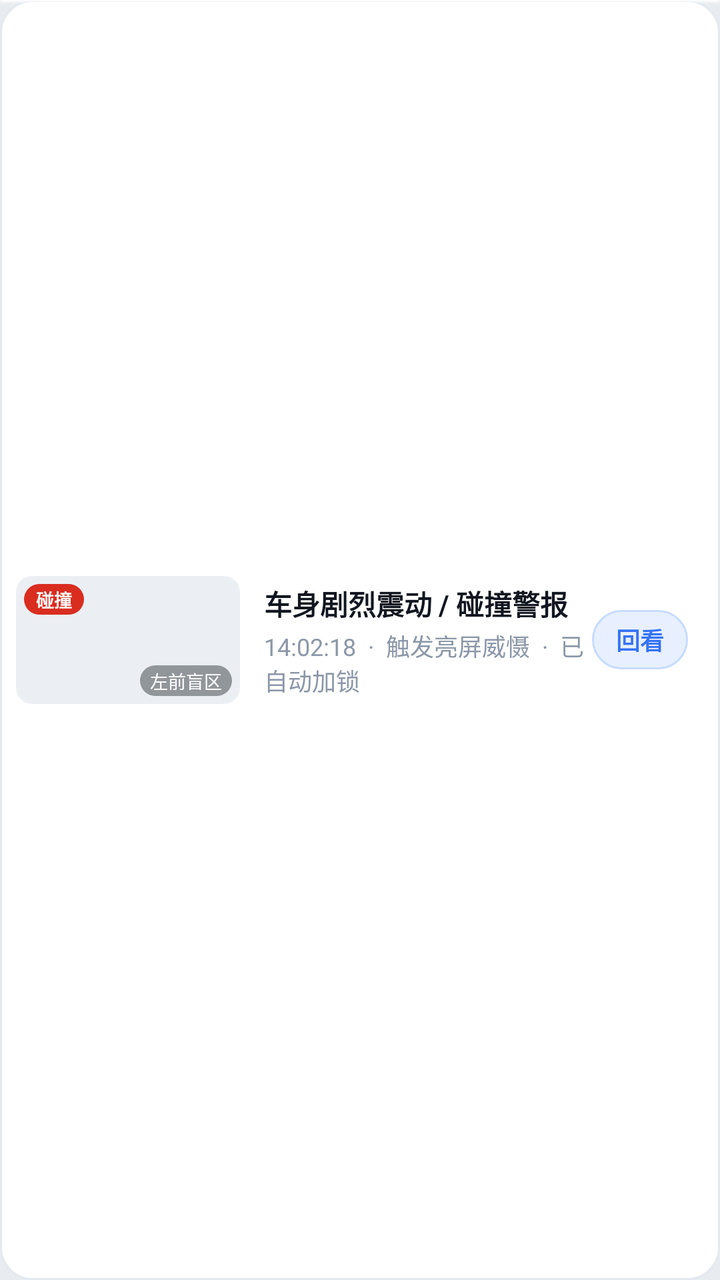
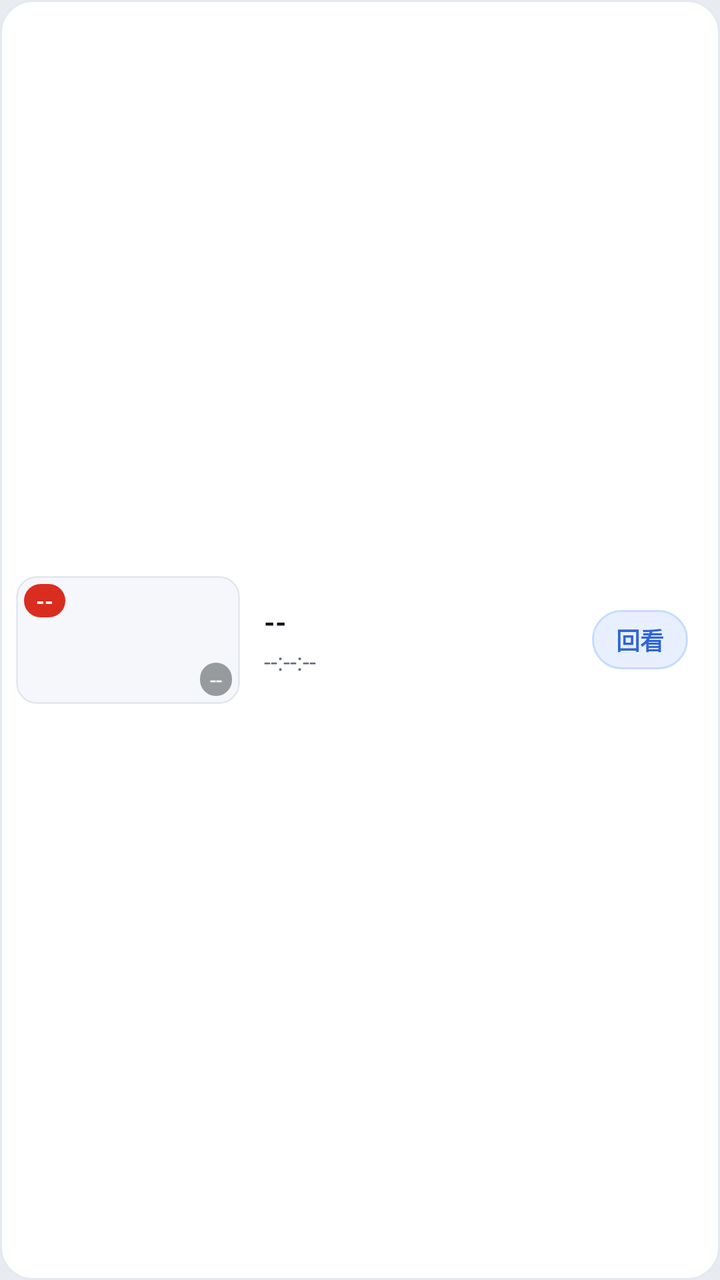

The first picture is an Android layout as it rendered before a commit; the second is the same layout after the commit. The layout source and the unified diff follow.
<!-- AndroidManifest.xml: application theme Theme.Sophon -->
<!-- res/layout/item_sentry_event_card.xml -->
<?xml version="1.0" encoding="utf-8"?>
<LinearLayout xmlns:android="http://schemas.android.com/apk/res/android"
    android:layout_width="match_parent"
    android:layout_height="wrap_content"
    android:layout_marginHorizontal="@dimen/sp_s_12"
    android:layout_marginVertical="@dimen/sp_s_4"
    android:background="@drawable/sp_bg_card"
    android:clickable="true"
    android:focusable="true"
    android:gravity="center_vertical"
    android:orientation="horizontal"
    android:padding="@dimen/sp_s_8">

    
    <FrameLayout
        android:layout_width="112dp"
        android:layout_height="64dp"
        android:background="@drawable/sp_bg_chip"
        android:clipToOutline="true">

        <ImageView
            android:id="@+id/iv_sentry_thumb"
            android:layout_width="match_parent"
            android:layout_height="match_parent"
            android:scaleType="centerCrop" />

        
        <TextView
            android:id="@+id/tv_sentry_badge"
            android:layout_width="wrap_content"
            android:layout_height="wrap_content"
            android:layout_gravity="start|top"
            android:layout_margin="4dp"
            android:background="@drawable/sp_bg_pill"
            android:backgroundTint="@color/sp_dg"
            android:paddingHorizontal="6dp"
            android:paddingVertical="1dp"
            android:text="碰撞"
            android:textColor="#FFFFFFFF"
            android:textSize="9sp"
            android:textStyle="bold" />

        
        <TextView
            android:id="@+id/tv_sentry_cam_tag"
            android:layout_width="wrap_content"
            android:layout_height="wrap_content"
            android:layout_gravity="bottom|end"
            android:layout_margin="4dp"
            android:background="@drawable/sp_bg_osd_chip"
            android:paddingHorizontal="5dp"
            android:paddingVertical="1dp"
            android:text="左前盲区"
            android:textColor="@color/sp_osd_tx"
            android:textSize="9sp" />
    </FrameLayout>

    
    <LinearLayout
        android:layout_width="0dp"
        android:layout_height="wrap_content"
        android:layout_marginStart="@dimen/sp_s_12"
        android:layout_weight="1"
        android:orientation="vertical">

        <TextView
            android:id="@+id/tv_sentry_title"
            android:layout_width="wrap_content"
            android:layout_height="wrap_content"
            android:ellipsize="end"
            android:maxLines="1"
            android:text="车身剧烈震动 / 碰撞警报"
            android:textColor="@color/sp_tx"
            android:textSize="@dimen/sp_t_body"
            android:textStyle="bold" />

        <TextView
            android:id="@+id/tv_sentry_details"
            android:layout_width="wrap_content"
            android:layout_height="wrap_content"
            android:layout_marginTop="2dp"
            android:text="14:02:18  ·  触发亮屏威慑  ·  已自动加锁"
            android:textColor="@color/sp_tx3"
            android:textSize="@dimen/sp_t_caption" />
    </LinearLayout>

    <TextView
        android:id="@+id/btn_sentry_view_clip"
        android:layout_width="wrap_content"
        android:layout_height="wrap_content"
        android:layout_marginEnd="@dimen/sp_s_8"
        android:background="@drawable/sp_bg_pill_accent"
        android:paddingHorizontal="@dimen/sp_s_12"
        android:paddingVertical="@dimen/sp_s_6"
        android:text="回看"
        android:textColor="@color/sp_ac"
        android:textSize="@dimen/sp_t_caption"
        android:textStyle="bold" />

</LinearLayout>
<!-- resources referenced by this layout -->
<resources>
  <color name="sp_ac">#FF3572F4</color>
  <color name="sp_dg">#FFD92D20</color>
  <color name="sp_osd_tx">#FFFFFFFF</color>
  <color name="sp_tx">#FF111620</color>
  <color name="sp_tx3">#FF8B97A8</color>
  <dimen name="sp_s_12">12dp</dimen>
  <dimen name="sp_s_4">4dp</dimen>
  <dimen name="sp_s_6">6dp</dimen>
  <dimen name="sp_s_8">8dp</dimen>
  <dimen name="sp_t_body">14sp</dimen>
  <dimen name="sp_t_caption">12sp</dimen>
  <!-- drawable sp_bg_card (drawable) -->
  <?xml version="1.0" encoding="utf-8"?>
  <layer-list xmlns:android="http://schemas.android.com/apk/res/android">
      <item>
          <shape android:shape="rectangle">
              <corners android:radius="@dimen/sp_r_card" />
              <solid android:color="@color/sp_surf" />
              <stroke
                  android:width="1dp"
                  android:color="@color/sp_line" />
          </shape>
      </item>
      <item
          android:gravity="top"
          android:height="2dp">
          <shape android:shape="rectangle">
              <corners
                  android:radius="@dimen/sp_r_card"
                  android:topLeftRadius="@dimen/sp_r_card"
                  android:topRightRadius="@dimen/sp_r_card" />
              <gradient
                  android:angle="270"
                  android:endColor="#00000000"
                  android:startColor="@color/sp_top_hi" />
          </shape>
      </item>
  </layer-list>
  <!-- drawable sp_bg_chip (drawable) -->
  <?xml version="1.0" encoding="utf-8"?>
  <shape xmlns:android="http://schemas.android.com/apk/res/android"
      android:shape="rectangle">
      <corners android:radius="@dimen/sp_r_chip" />
      <solid android:color="@color/sp_surf3" />
  </shape>
  <!-- drawable sp_bg_osd_chip (drawable) -->
  <?xml version="1.0" encoding="utf-8"?>
  <shape xmlns:android="http://schemas.android.com/apk/res/android"
      android:shape="rectangle">
      <corners android:radius="@dimen/sp_r_chip" />
      <solid android:color="@color/sp_osd_bg" />
  </shape>
  <!-- drawable sp_bg_pill (drawable) -->
  <?xml version="1.0" encoding="utf-8"?>
  <shape xmlns:android="http://schemas.android.com/apk/res/android"
      android:shape="rectangle">
      <corners android:radius="@dimen/sp_r_pill" />
      <solid android:color="@color/sp_surf3" />
  </shape>
  <!-- drawable sp_bg_pill_accent (drawable) -->
  <?xml version="1.0" encoding="utf-8"?>
  <shape xmlns:android="http://schemas.android.com/apk/res/android"
      android:shape="rectangle">
      <corners android:radius="@dimen/sp_r_pill" />
      <solid android:color="@color/sp_acbg" />
      <stroke
          android:width="1dp"
          android:color="@color/sp_acln" />
  </shape>
  <style name="Theme.Sophon" parent="Theme.Material3.DayNight.NoActionBar">
          <item name="android:statusBarColor">@color/sp_page</item>
          <item name="android:navigationBarColor">@color/sp_page</item>
          <item name="android:windowBackground">@color/sp_page</item>
          <item name="android:windowLightStatusBar">true</item>
  
          
          <item name="colorPrimary">@color/sp_ac</item>
          <item name="colorPrimaryDark">@color/sp_ac2</item>
          <item name="colorSecondary">@color/sp_ac2</item>
          <item name="colorAccent">@color/sp_ac</item>
          <item name="colorError">@color/sp_dg</item>
  
          <item name="android:textColorPrimary">@color/sp_tx</item>
          <item name="android:textColorSecondary">@color/sp_tx2</item>
          <item name="android:colorBackground">@color/sp_page</item>
      </style>
  <dimen name="sp_r_card">16dp</dimen>
  <color name="sp_surf">#FFFFFFFF</color>
  <color name="sp_line">#FFE4E9F0</color>
  <color name="sp_top_hi">#F2FFFFFF</color>
  <dimen name="sp_r_chip">8dp</dimen>
  <color name="sp_surf3">#FFEBEFF4</color>
  <color name="sp_osd_bg">#660A0F16</color>
  <dimen name="sp_r_pill">100dp</dimen>
  <color name="sp_acbg">#FFE8F0FF</color>
  <color name="sp_acln">#FFC7DBFF</color>
  <color name="sp_page">#FFE8ECF1</color>
  <color name="sp_ac2">#FF2557C8</color>
  <color name="sp_tx2">#FF5A6675</color>
</resources>

<!-- the commit's change to res/layout/item_sentry_event_card.xml (unified diff, before → after) -->
@@ -7,6 +7,7 @@
     android:background="@drawable/sp_bg_card"
     android:clickable="true"
     android:focusable="true"
+    android:foreground="?android:attr/selectableItemBackground"
     android:gravity="center_vertical"
     android:orientation="horizontal"
     android:padding="@dimen/sp_s_8">
@@ -15,14 +16,15 @@
     <FrameLayout
         android:layout_width="112dp"
         android:layout_height="64dp"
-        android:background="@drawable/sp_bg_chip"
+        android:background="@drawable/sp_bg_card_inner"
         android:clipToOutline="true">
 
         <ImageView
             android:id="@+id/iv_sentry_thumb"
             android:layout_width="match_parent"
             android:layout_height="match_parent"
-            android:scaleType="centerCrop" />
+            android:scaleType="centerCrop"
+            android:contentDescription="哨兵事件缩略图" />
 
         
         <TextView
@@ -35,9 +37,9 @@
             android:backgroundTint="@color/sp_dg"
             android:paddingHorizontal="6dp"
             android:paddingVertical="1dp"
-            android:text="碰撞"
-            android:textColor="#FFFFFFFF"
-            android:textSize="9sp"
+            android:text="--"
+            android:textColor="@color/sp_osd_tx"
+            android:textSize="@dimen/sp_t_micro"
             android:textStyle="bold" />
 
         
@@ -50,9 +52,9 @@
             android:background="@drawable/sp_bg_osd_chip"
             android:paddingHorizontal="5dp"
             android:paddingVertical="1dp"
-            android:text="左前盲区"
+            android:text="--"
             android:textColor="@color/sp_osd_tx"
-            android:textSize="9sp" />
+            android:textSize="@dimen/sp_t_micro" />
     </FrameLayout>
 
     
@@ -69,7 +71,7 @@
             android:layout_height="wrap_content"
             android:ellipsize="end"
             android:maxLines="1"
-            android:text="车身剧烈震动 / 碰撞警报"
+            android:text="--"
             android:textColor="@color/sp_tx"
             android:textSize="@dimen/sp_t_body"
             android:textStyle="bold" />
@@ -79,7 +81,7 @@
             android:layout_width="wrap_content"
             android:layout_height="wrap_content"
             android:layout_marginTop="2dp"
-            android:text="14:02:18  ·  触发亮屏威慑  ·  已自动加锁"
+            android:text="--:--:--"
             android:textColor="@color/sp_tx3"
             android:textSize="@dimen/sp_t_caption" />
     </LinearLayout>
<!-- resource entries referenced after the edit -->
@@ -1,16 +1,17 @@
 <!-- resources referenced by this layout -->
 <resources>
-  <color name="sp_ac">#FF3572F4</color>
+  <color name="sp_ac">#FF2F64D7</color>
   <color name="sp_dg">#FFD92D20</color>
   <color name="sp_osd_tx">#FFFFFFFF</color>
   <color name="sp_tx">#FF111620</color>
-  <color name="sp_tx3">#FF8B97A8</color>
+  <color name="sp_tx3">#FF636B78</color>
   <dimen name="sp_s_12">12dp</dimen>
   <dimen name="sp_s_4">4dp</dimen>
   <dimen name="sp_s_6">6dp</dimen>
   <dimen name="sp_s_8">8dp</dimen>
   <dimen name="sp_t_body">14sp</dimen>
   <dimen name="sp_t_caption">12sp</dimen>
+  <dimen name="sp_t_micro">11sp</dimen>
   <!-- drawable sp_bg_card (drawable) -->
   <?xml version="1.0" encoding="utf-8"?>
   <layer-list xmlns:android="http://schemas.android.com/apk/res/android">
@@ -23,27 +24,16 @@
                   android:color="@color/sp_line" />
           </shape>
       </item>
-      <item
-          android:gravity="top"
-          android:height="2dp">
-          <shape android:shape="rectangle">
-              <corners
-                  android:radius="@dimen/sp_r_card"
-                  android:topLeftRadius="@dimen/sp_r_card"
-                  android:topRightRadius="@dimen/sp_r_card" />
-              <gradient
-                  android:angle="270"
-                  android:endColor="#00000000"
-                  android:startColor="@color/sp_top_hi" />
-          </shape>
-      </item>
   </layer-list>
-  <!-- drawable sp_bg_chip (drawable) -->
+  <!-- drawable sp_bg_card_inner (drawable) -->
   <?xml version="1.0" encoding="utf-8"?>
   <shape xmlns:android="http://schemas.android.com/apk/res/android"
       android:shape="rectangle">
-      <corners android:radius="@dimen/sp_r_chip" />
-      <solid android:color="@color/sp_surf3" />
+      <corners android:radius="10dp" />
+      <solid android:color="@color/sp_surf2" />
+      <stroke
+          android:width="1dp"
+          android:color="@color/sp_line" />
   </shape>
   <!-- drawable sp_bg_osd_chip (drawable) -->
   <?xml version="1.0" encoding="utf-8"?>
@@ -58,6 +48,9 @@
       android:shape="rectangle">
       <corners android:radius="@dimen/sp_r_pill" />
       <solid android:color="@color/sp_surf3" />
+      <stroke
+          android:width="1dp"
+          android:color="@color/sp_line" />
   </shape>
   <!-- drawable sp_bg_pill_accent (drawable) -->
   <?xml version="1.0" encoding="utf-8"?>
@@ -89,7 +82,7 @@
   <dimen name="sp_r_card">16dp</dimen>
   <color name="sp_surf">#FFFFFFFF</color>
   <color name="sp_line">#FFE4E9F0</color>
-  <color name="sp_top_hi">#F2FFFFFF</color>
+  <color name="sp_surf2">#FFF5F7FA</color>
   <dimen name="sp_r_chip">8dp</dimen>
   <color name="sp_surf3">#FFEBEFF4</color>
   <color name="sp_osd_bg">#660A0F16</color>
